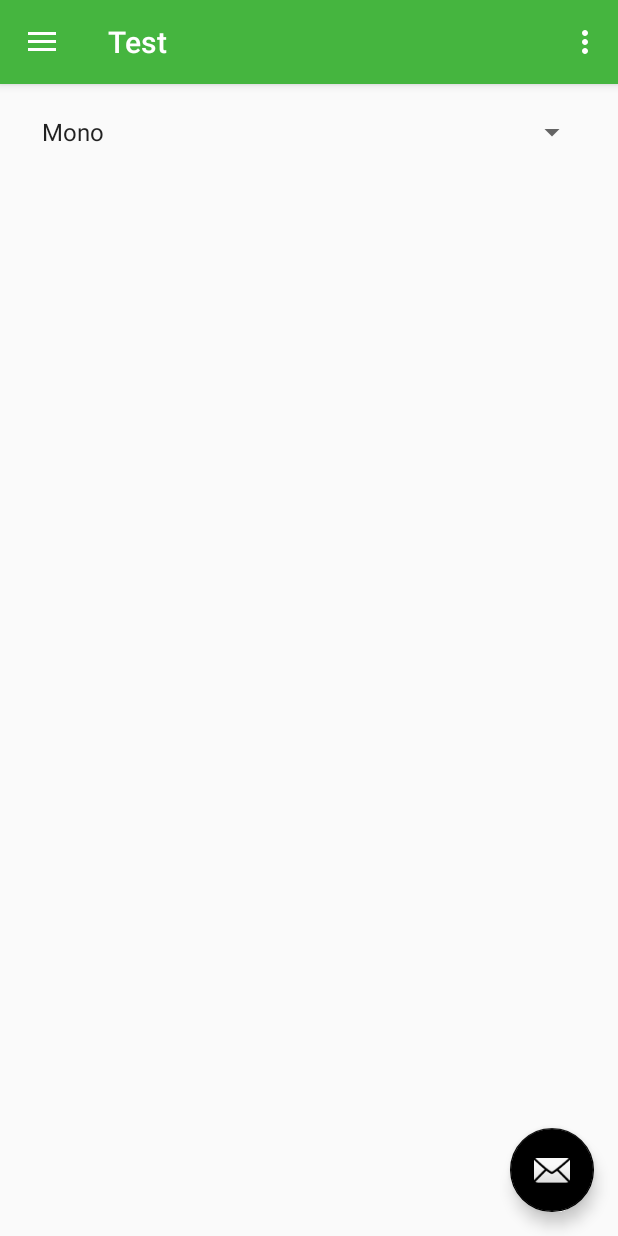
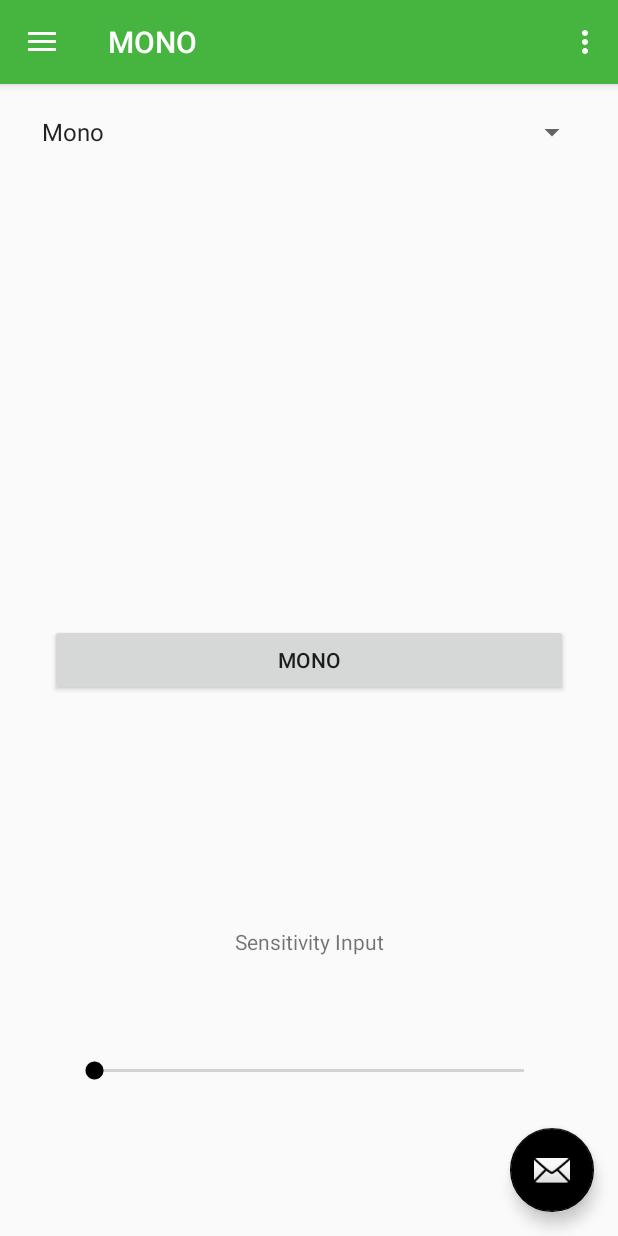
Before and after one commit to Dloko505/AudioPop, an Android app: the screen it shows after launch (MainActivity), in the side drawer, after a tap on "Test", on a phone screen of 412 x 824 dp. Run offline under Robolectric (Android 15) with nearby library versions, the light colour scheme and no system bars.

Commit message:
Added .xml layouts to spinner in tests.

```diff
--- a/app/src/main/java/com/adulgr/audio/audiopop/popTest/TestFragment.java
+++ b/app/src/main/java/com/adulgr/audio/audiopop/popTest/TestFragment.java
@@ -4,6 +4,7 @@ package com.adulgr.audio.audiopop.popTest;
 import android.os.Bundle;
 import android.support.v4.app.Fragment;
 import android.support.v4.app.FragmentManager;
+import android.support.v4.app.FragmentTransaction;
 import android.view.LayoutInflater;
 import android.view.View;
 import android.view.ViewGroup;
@@ -42,6 +43,27 @@ public class TestFragment extends Fragment {
       public void onItemSelected(AdapterView<?> parent, View view,
           int position, long id) {
 
+        Fragment fragment = null;
+
+        switch ((String)parent.getSelectedItem()) {
+          case "Mono":
+            fragment = new TestMono();
+            break;
+          case "Stereo 2 ch":
+            fragment = new TestStereo2();
+            break;
+          case "Stereo 4 ch":
+            fragment = new TestStereo4();
+            break;
+        }
+
+
+          //replacing the fragment
+          if (fragment != null) {
+            FragmentTransaction ft = getFragmentManager().beginTransaction();
+            ft.replace(R.id.test_frame, fragment);
+            ft.commit();
+          }
       }
 
       @Override
--- /dev/null
+++ b/app/src/main/java/com/adulgr/audio/audiopop/popTest/TestMono.java
@@ -0,0 +1,28 @@
+package com.adulgr.audio.audiopop.popTest;
+
+
+import android.os.Bundle;
+import android.support.annotation.Nullable;
+import android.support.v4.app.Fragment;
+import android.view.LayoutInflater;
+import android.view.View;
+import android.view.ViewGroup;
+import com.adulgr.audio.audiopop.R;
+
+public class TestMono extends Fragment {
+
+
+  @Override
+  public View onCreateView(LayoutInflater inflater, ViewGroup container,
+      Bundle savedInstanceState) {
+    View view = inflater.inflate(R.layout.test_mono, container, false);
+
+    return view;
+  }
+
+  @Override
+  public void onViewCreated(View view, @Nullable Bundle savedInstanceState) {
+    super.onViewCreated(view, savedInstanceState);
+    getActivity().setTitle("MONO");
+  }
+}
--- a/app/src/main/res/layout/test_fragment.xml
+++ b/app/src/main/res/layout/test_fragment.xml
@@ -18,6 +18,9 @@
     app:layout_constraintLeft_toLeftOf="parent"
     app:layout_constraintRight_toRightOf="parent"/>
 
-
+  <FrameLayout
+    android:id="@+id/test_frame"
+    android:layout_width="match_parent"
+    android:layout_height="match_parent"/>
 
 </android.support.constraint.ConstraintLayout>
--- /dev/null
+++ b/app/src/main/res/layout/test_mono.xml
@@ -0,0 +1,37 @@
+<?xml version="1.0" encoding="utf-8"?>
+<android.support.constraint.ConstraintLayout
+  xmlns:android="http://schemas.android.com/apk/res/android"
+  android:layout_width="match_parent"
+  android:layout_height="match_parent"
+  xmlns:app="http://schemas.android.com/apk/res-auto"
+  android:layout_margin="13dp">
+
+  <Button
+    android:id="@+id/mono_button"
+    android:layout_width="match_parent"
+    android:layout_height="wrap_content"
+    android:text="@string/test_mono_label"
+    app:layout_constraintTop_toTopOf="parent"
+    app:layout_constraintLeft_toLeftOf="parent"
+    app:layout_constraintRight_toRightOf="parent"
+    app:layout_constraintBottom_toBottomOf="parent"/>
+
+  <TextView
+    android:id="@+id/sensitivity_slider_label"
+    android:layout_width="wrap_content"
+    android:layout_height="wrap_content"
+    android:text="@string/sensitivity_slider_label"
+    android:layout_margin="@dimen/margin_value"
+    app:layout_constraintTop_toBottomOf="@id/mono_button"
+    app:layout_constraintLeft_toLeftOf="parent"
+    app:layout_constraintRight_toRightOf="parent"
+    app:layout_constraintBottom_toBottomOf="parent"/>
+  <SeekBar
+    android:id="@+id/sensitivity_slider"
+    android:layout_width="match_parent"
+    android:layout_height="0dp"
+    android:layout_margin="@dimen/margin_value"
+    app:layout_constraintTop_toBottomOf="@id/sensitivity_slider_label"
+    app:layout_constraintBottom_toBottomOf="parent"/>
+
+</android.support.constraint.ConstraintLayout>
--- a/app/src/main/res/values/dimens.xml
+++ b/app/src/main/res/values/dimens.xml
@@ -5,4 +5,5 @@
   <dimen name="nav_header_vertical_spacing">8dp</dimen>
   <dimen name="nav_header_height">176dp</dimen>
   <dimen name="fab_margin">16dp</dimen>
+  <dimen name="margin_value">13dp</dimen>
 </resources>
```
Also changed, not shown: app/src/main/java/com/adulgr/audio/audiopop/popTest/TestMonoFragment.java (deleted, +0 -36 lines), app/src/main/java/com/adulgr/audio/audiopop/popTest/TestStereo2.java (added, +26 -0 lines), app/src/main/java/com/adulgr/audio/audiopop/popTest/TestStereo4.java (added, +26 -0 lines), app/src/main/res/layout/test_stereo_2.xml (renamed from app/src/main/res/layout/test_mono_frag.xml, +20 -7 lines), app/src/main/res/layout/test_stereo_4.xml (added, +67 -0 lines), app/src/main/res/values/strings.xml (+10 -0 lines).
